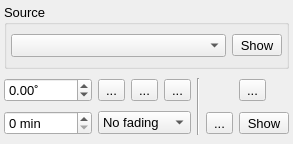
Qt form plugins/XRD/IP.ui (NeutrinoToolkit/Neutrino) before a commit.
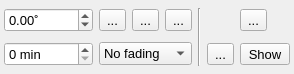
The same form after that commit. Icons and pictures are not drawn.

Commit message: xrd revert ui

What changed in the file:
```diff
--- a/plugins/XRD/IP.ui
+++ b/plugins/XRD/IP.ui
@@ -6,8 +6,8 @@
    <rect>
     <x>0</x>
     <y>0</y>
-    <width>292</width>
-    <height>144</height>
+    <width>294</width>
+    <height>74</height>
    </rect>
   </property>
   <property name="font">
@@ -31,58 +31,6 @@
    <property name="bottomMargin">
     <number>4</number>
    </property>
-   <item>
-    <widget class="QGroupBox" name="groupBox">
-     <property name="title">
-      <string>Source</string>
-     </property>
-     <layout class="QHBoxLayout" name="horizontalLayout_2" stretch="1,0">
-      <property name="leftMargin">
-       <number>4</number>
-      </property>
-      <property name="topMargin">
-       <number>4</number>
-      </property>
-      <property name="rightMargin">
-       <number>4</number>
-      </property>
-      <property name="bottomMargin">
-       <number>4</number>
-      </property>
-      <item>
-       <widget class="QComboBox" name="image">
-        <property name="font">
-         <font>
-          <pointsize>10</pointsize>
-         </font>
-        </property>
-        <property name="neutrinoImage" stdset="0">
-         <bool>true</bool>
-        </property>
-       </widget>
-      </item>
-      <item>
-       <widget class="QToolButton" name="source">
-        <property name="font">
-         <font>
-          <pointsize>10</pointsize>
-         </font>
-        </property>
-        <property name="toolTip">
-         <string>Show source image</string>
-        </property>
-        <property name="text">
-         <string>Show</string>
-        </property>
-        <property name="icon">
-         <iconset resource="../../../build-neutrinoMaster-Brew-Debug/src/qrc/icons.qrc">
-          <normaloff>:/icons/eye.png</normaloff>:/icons/eye.png</iconset>
-        </property>
-       </widget>
-      </item>
-     </layout>
-    </widget>
-   </item>
    <item>
     <widget class="QWidget" name="widget" native="true">
      <layout class="QGridLayout" name="gridLayout" columnstretch="1,0,0,0,0,0,0,0">
```
Left out of the diff: 2 changed lines with no effect on the pictures. The commit also changes 2 other files.
